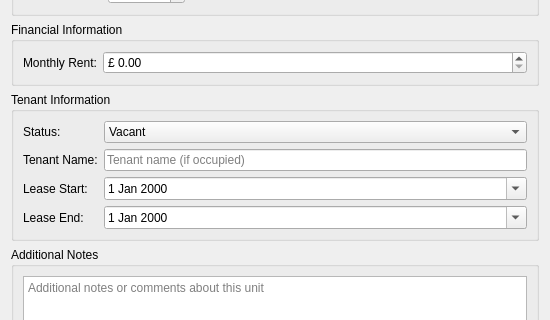
The window that ui/unit_form.ui (simoPh83/weeklyreport) describes before a commit, drawn with Qt 5; both pictures show x 0 to 550 and y 172 to 492 of the 550 by 600 pixel window.
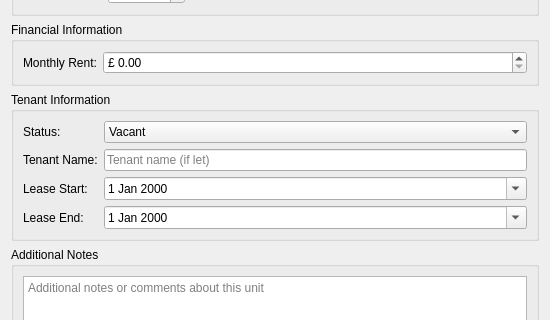
The same window after the commit.

Diff of the .ui file:
```diff
--- a/ui/unit_form.ui
+++ b/ui/unit_form.ui
@@ -184,7 +184,7 @@
       <item row="1" column="1">
        <widget class="QLineEdit" name="tenantNameEdit">
         <property name="placeholderText">
-         <string>Tenant name (if occupied)</string>
+         <string>Tenant name (if let)</string>
         </property>
        </widget>
       </item>
```
Left out of the diff: 2 changed lines with no effect on the pictures.
